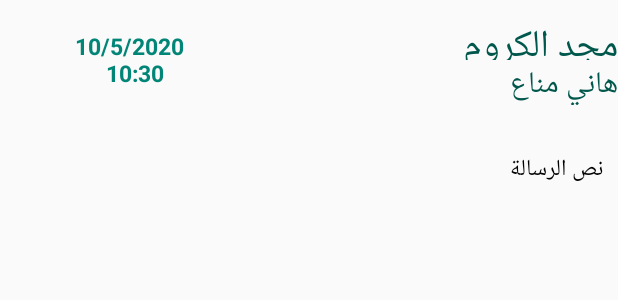
After one commit to hanimanaa/werd, an Android app: the layout activity_message_details.xml on its own in the app's theme, with its tools: preview values and no code run, on a phone screen of 412 x 824 dp. The commit adds this screen. Shown: the top 300 px of the screen. Run offline under Robolectric (Android 15) with nearby library versions, the phone set to English and light mode, and no system bars.

Commit message:
add message details activity add swiped delete message - with error

```diff
--- a/app/src/main/AndroidManifest.xml
+++ b/app/src/main/AndroidManifest.xml
@@ -11,7 +11,8 @@
         android:label="@string/app_name"
         android:roundIcon="@mipmap/ic_launcher_round"
         android:theme="@style/AppTheme">
-        <activity android:name=".ScheduleMessagesActivity"></activity>
+        <activity android:name=".messageDetailsActivity"></activity>
+        <activity android:name=".ScheduleMessagesActivity" />
         <activity android:name=".MessagesActivity" />
         <activity android:name=".NotifcationActivity" />
         <activity android:name=".FirstLogActivity" />
--- a/app/src/main/res/layout/activity_add_group_admin.xml
+++ b/app/src/main/res/layout/activity_add_group_admin.xml
@@ -22,7 +22,7 @@
                 android:id="@+id/add_group_admin_app_name"
                 android:layout_width="match_parent"
                 android:layout_height="wrap_content"
-                android:text="المجموعات"
+                android:text="انشاء مجموعه جديدة"
                 android:textStyle="italic"
                 android:layout_alignParentTop="true"
                 android:layout_marginTop="40dp"
--- /dev/null
+++ b/app/src/main/res/layout/activity_message_details.xml
@@ -0,0 +1,93 @@
+<?xml version="1.0" encoding="utf-8"?>
+<LinearLayout xmlns:android="http://schemas.android.com/apk/res/android"
+    xmlns:app="http://schemas.android.com/apk/res-auto"
+    xmlns:tools="http://schemas.android.com/tools"
+    android:layout_width="match_parent"
+    android:layout_height="match_parent"
+    android:orientation="vertical"
+    tools:context=".messageDetailsActivity">
+
+    <LinearLayout
+        android:layout_width="match_parent"
+        android:layout_height="match_parent"
+        android:orientation="vertical">
+
+        <LinearLayout
+            android:layout_width="match_parent"
+            android:layout_height="60dp"
+            android:layout_marginTop="10dp"
+            android:orientation="horizontal">
+
+            <TextView
+                android:id="@+id/tv_time_message_details"
+                android:layout_width="wrap_content"
+                android:layout_height="60dp"
+                android:layout_weight="3"
+                android:text="10/5/2020 \n 10:30"
+                android:gravity="center"
+                android:textSize="15sp"
+                android:textStyle="bold"
+                android:textColor="@color/colorPrimary"
+                />
+            <LinearLayout
+                android:layout_width="wrap_content"
+                android:layout_height="wrap_content"
+                android:layout_weight="4"
+                android:gravity="right"
+                android:orientation="vertical">
+
+                <TextView
+                    android:id="@+id/tv_group_name_message_details"
+                    android:layout_width="match_parent"
+                    android:layout_height="40dp"
+                    android:layout_weight="6"
+                    android:text="مجد الكروم"
+                    android:gravity="right"
+                    android:textSize="25sp"
+                    android:textColor="@color/colorPrimaryDark"
+                    />
+
+                <TextView
+                    android:id="@+id/tv_sender_name_message_details"
+                    android:layout_width="match_parent"
+                    android:layout_height="40dp"
+                    android:layout_weight="6"
+                    android:text="هاني مناع"
+                    android:gravity="right"
+                    android:textSize="20sp"
+                    android:textColor="@color/colorPrimaryDark"
+                    />
+
+
+            </LinearLayout>
+
+        </LinearLayout>
+
+
+
+
+        <ScrollView
+            android:layout_width="match_parent"
+            android:layout_height="match_parent"
+            android:orientation="vertical"
+            android:layout_marginTop="20dp">
+
+        <LinearLayout
+            android:layout_width="match_parent"
+            android:layout_height="match_parent"
+            android:orientation="vertical">
+
+            <TextView
+                android:id="@+id/tv_message_message_details"
+                android:layout_width="match_parent"
+                android:layout_height="match_parent"
+                android:layout_margin="10dp"
+                android:text="نص الرسالة"
+                android:textColor="#000000"
+                android:textSize="15sp" />
+
+        </LinearLayout>
+        </ScrollView>
+
+    </LinearLayout>
+</LinearLayout>
--- a/app/src/main/res/layout/messages_item_layout.xml
+++ b/app/src/main/res/layout/messages_item_layout.xml
@@ -71,7 +71,7 @@
                 <TextView
                     android:id="@+id/tv_message"
                     android:layout_width="match_parent"
-                    android:layout_height="70dp"
+                    android:layout_height="55dp"
                     android:layout_margin="10dp"
                     android:text="نص الرسالة"
                     android:textColor="#000000"
```
Also changed, not shown: app/src/main/java/com/dimatechs/werd/AddGroupAdminActivity.java (+9 -1 lines), app/src/main/java/com/dimatechs/werd/MessagesActivity.java (+44 -4 lines), app/src/main/java/com/dimatechs/werd/messageDetailsActivity.java (added, +36 -0 lines).
